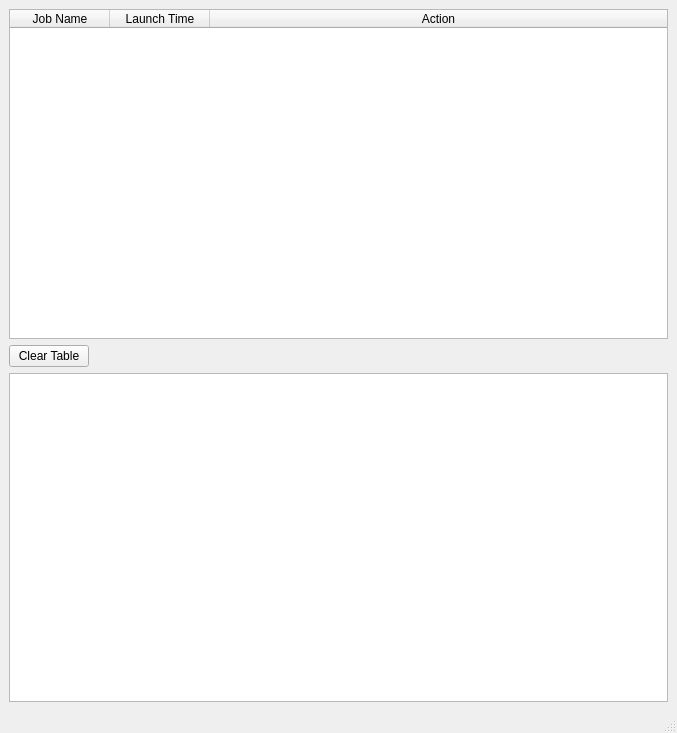
Before: the Qt Designer form designer/ui_jobStatus.ui in neutrons/addie, drawn with Qt 5.
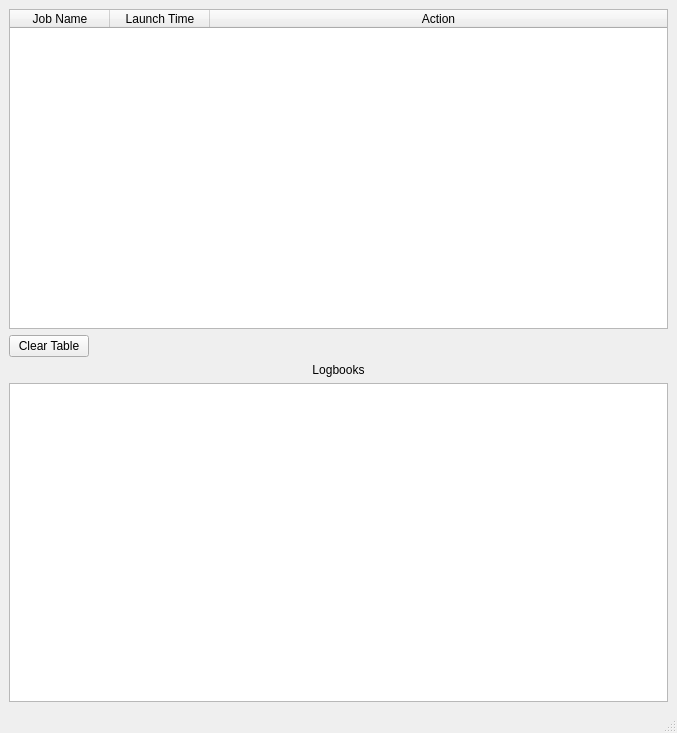
After: the same form once the commit is applied.

Commit message: log book correctly displayed

What changed in the file:
```diff
--- a/designer/ui_jobStatus.ui
+++ b/designer/ui_jobStatus.ui
@@ -61,6 +61,16 @@
       </item>
      </layout>
     </item>
+    <item>
+     <widget class="QLabel" name="label">
+      <property name="text">
+       <string>Logbooks</string>
+      </property>
+      <property name="alignment">
+       <set>Qt::AlignCenter</set>
+      </property>
+     </widget>
+    </item>
     <item>
      <widget class="QTextEdit" name="logbook_text">
       <property name="undoRedoEnabled">
```
The commit also changes 2 other files.
